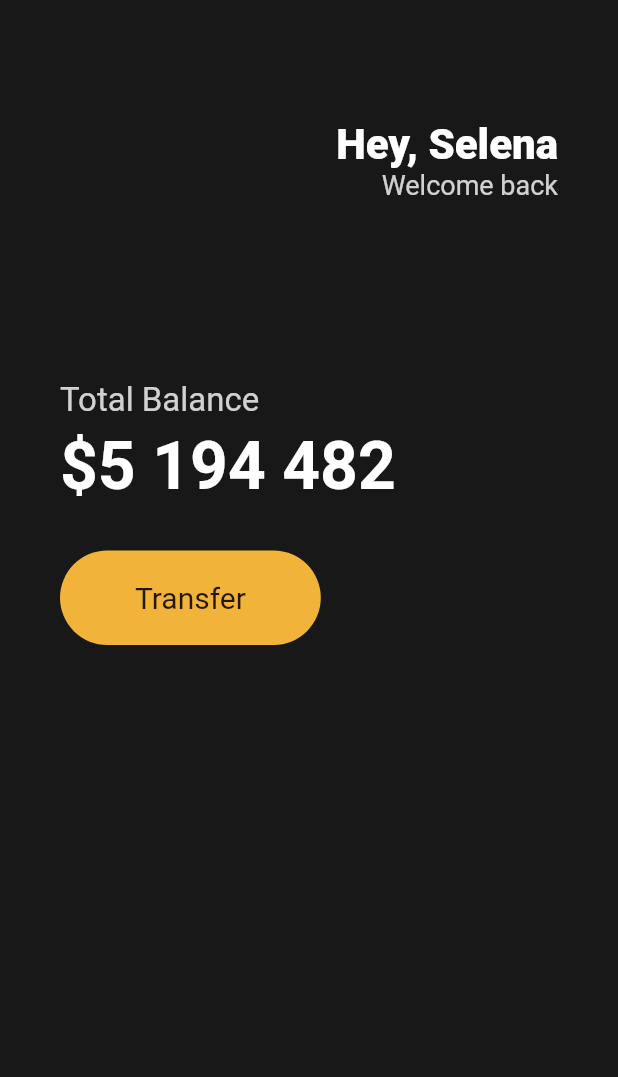
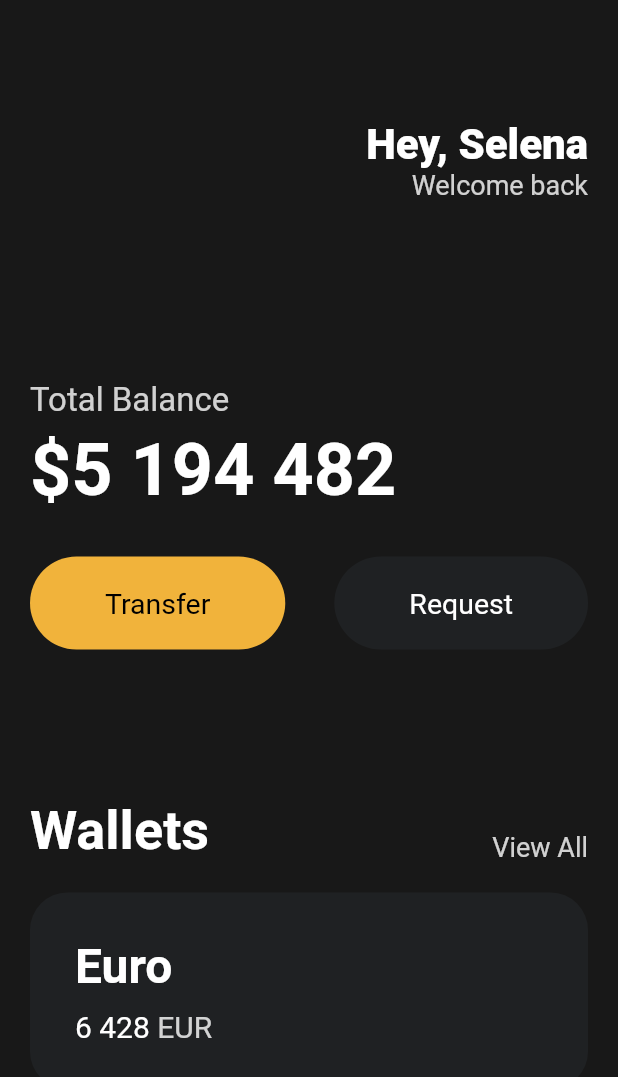
Before and after one commit to ivryxx/toonflix, a Flutter app: the screen it shows after launch, on a phone screen of 412 x 824 dp. Shown: the top 1077 px of the screen. Run offline on Flutter 3.47's test engine with Material 2 defaults, Android fonts, the phone set to English and light mode, and no system bars.

Commit message:
:chore created reusable widgets

```diff
--- a/lib/main.dart
+++ b/lib/main.dart
@@ -1,4 +1,5 @@
 import 'package:flutter/material.dart';
+import 'package:toonflix/widgets/button.dart';
 
 void main() {
   runApp(App());
@@ -11,7 +12,9 @@ class App extends StatelessWidget {
       home: Scaffold(
         backgroundColor: const Color(0xFF181818),
         body: Padding(
-          padding: const EdgeInsets.symmetric(horizontal: 40),
+          padding: const EdgeInsets.symmetric(
+            horizontal: 20,
+          ),
           child: Column(
             crossAxisAlignment: CrossAxisAlignment.start,
             children: [
@@ -23,8 +26,8 @@ class App extends StatelessWidget {
                 children: [
                   Column(
                     crossAxisAlignment: CrossAxisAlignment.end,
-                    children: [
-                      const Text(
+                    children: const [
+                      Text(
                         'Hey, Selena',
                         style: TextStyle(
                           color: Colors.white,
@@ -35,7 +38,8 @@ class App extends StatelessWidget {
                       Text(
                         'Welcome back',
                         style: TextStyle(
-                            color: Colors.white.withOpacity(0.8), fontSize: 18),
+                            color: Color.fromRGBO(255, 255, 255, 0.8),
+                            fontSize: 18),
                       ),
                     ],
                   )
@@ -57,7 +61,7 @@ class App extends StatelessWidget {
               const Text(
                 '\$5 194 482',
                 style: TextStyle(
-                  fontSize: 44,
+                  fontSize: 48,
                   fontWeight: FontWeight.w600,
                   color: Colors.white,
                 ),
@@ -66,24 +70,97 @@ class App extends StatelessWidget {
                 height: 30,
               ),
               Row(
+                mainAxisAlignment: MainAxisAlignment.spaceBetween,
+                children: const [
+                  Button(
+                    text: 'Transfer',
+                    bgColor: Color(0xFFF1B33B),
+                    textColor: Colors.black,
+                  ),
+                  Button(
+                    text: 'Request',
+                    bgColor: Color(0xFF1F2123),
+                    textColor: Colors.white,
+                  ),
+                ],
+              ),
+              const SizedBox(
+                height: 100,
+              ),
+              Row(
+                crossAxisAlignment: CrossAxisAlignment.end,
+                mainAxisAlignment: MainAxisAlignment.spaceBetween,
                 children: [
+                  const Text(
+                    'Wallets',
+                    style: TextStyle(
+                      color: Colors.white,
+                      fontSize: 36,
+                      fontWeight: FontWeight.w600,
+                    ),
+                  ),
+                  Text(
+                    'View All',
+                    style: TextStyle(
+                      color: Colors.white.withOpacity(0.8),
+                      fontSize: 18,
+                    ),
+                  ),
+                ],
+              ),
+              const SizedBox(
+                height: 20,
+              ),
               Container(
                 decoration: BoxDecoration(
-                        color: const Color(0xFFF2B33A),
-                        borderRadius: BorderRadius.circular(45)),
-                    child: const Padding(
-                      padding: EdgeInsets.symmetric(
-                        vertical: 20,
-                        horizontal: 50,
+                  color: const Color(0xFF1F2123),
+                  borderRadius: BorderRadius.circular(25),
                 ),
-                      child: Text(
-                        'Transfer',
-                        style: TextStyle(fontSize: 20),
+                child: Padding(
+                  padding: const EdgeInsets.all(30),
+                  child: Row(
+                    children: [
+                      Column(
+                        crossAxisAlignment: CrossAxisAlignment.start,
+                        children: [
+                          const Text(
+                            'Euro',
+                            style: TextStyle(
+                              color: Colors.white,
+                              fontSize: 32,
+                              fontWeight: FontWeight.w600,
                             ),
                           ),
+                          const SizedBox(
+                            height: 10,
+                          ),
+                          Row(
+                            children: [
+                              const Text(
+                                '6 428',
+                                style: TextStyle(
+                                  color: Colors.white,
+                                  fontSize: 20,
+                                ),
+                              ),
+                              const SizedBox(
+                                width: 5,
+                              ),
+                              Text(
+                                'EUR',
+                                style: TextStyle(
+                                  color: Colors.white.withOpacity(0.8),
+                                  fontSize: 20,
+                                ),
+                              ),
+                            ],
                           )
                         ],
-              )
+                      ),
+                    ],
+                  ),
+                ),
+              ),
             ],
           ),
         ),
--- /dev/null
+++ b/lib/widgets/button.dart
@@ -0,0 +1,37 @@
+import 'package:flutter/material.dart';
+
+class Button extends StatelessWidget {
+  final String text;
+  final Color bgColor;
+  final Color textColor;
+
+  const Button({
+    super.key,
+    required this.text,
+    required this.bgColor,
+    required this.textColor,
+  });
+
+  @override
+  Widget build(BuildContext context) {
+    return Container(
+      decoration: BoxDecoration(
+        color: bgColor,
+        borderRadius: BorderRadius.circular(45),
+      ),
+      child: Padding(
+        padding: const EdgeInsets.symmetric(
+          vertical: 20,
+          horizontal: 50,
+        ),
+        child: Text(
+          text,
+          style: TextStyle(
+            color: textColor,
+            fontSize: 19,
+          ),
+        ),
+      ),
+    );
+  }
+}
```
Lines whose indentation alone changed are shown as unchanged.
